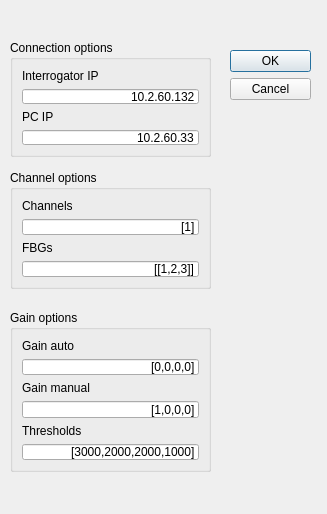
Above: UIs/it_parameters_dialog.ui from IlyaVatnik/AFR_interrogator before the change. Below: the same form after it.
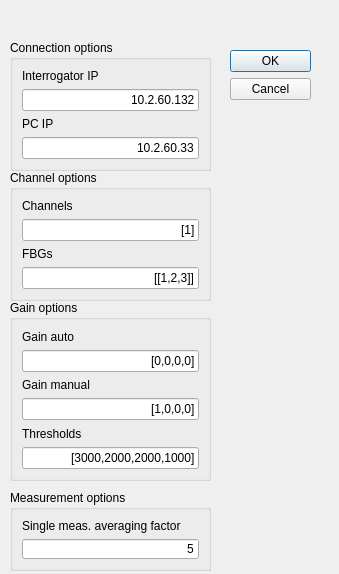
That is the form after the change.

Diff of the .ui file:
```diff
--- a/UIs/it_parameters_dialog.ui
+++ b/UIs/it_parameters_dialog.ui
@@ -6,8 +6,8 @@
    <rect>
     <x>0</x>
     <y>0</y>
-    <width>327</width>
-    <height>514</height>
+    <width>339</width>
+    <height>574</height>
    </rect>
   </property>
   <property name="windowTitle">
@@ -35,7 +35,7 @@
      <x>10</x>
      <y>40</y>
      <width>201</width>
-     <height>117</height>
+     <height>131</height>
     </rect>
    </property>
    <property name="title">
@@ -84,7 +84,7 @@
      <x>10</x>
      <y>170</y>
      <width>201</width>
-     <height>119</height>
+     <height>131</height>
     </rect>
    </property>
    <property name="title">
@@ -135,9 +135,9 @@
    <property name="geometry">
     <rect>
      <x>10</x>
-     <y>310</y>
+     <y>300</y>
      <width>201</width>
-     <height>162</height>
+     <height>181</height>
     </rect>
    </property>
    <property name="title">
@@ -197,6 +197,38 @@
     </item>
    </layout>
   </widget>
+  <widget class="QGroupBox" name="groupBox_4">
+   <property name="geometry">
+    <rect>
+     <x>10</x>
+     <y>490</y>
+     <width>201</width>
+     <height>81</height>
+    </rect>
+   </property>
+   <property name="title">
+    <string>Measurement options</string>
+   </property>
+   <layout class="QVBoxLayout" name="verticalLayout_5">
+    <item>
+     <widget class="QLabel" name="label_32">
+      <property name="text">
+       <string>Single meas. averaging factor</string>
+      </property>
+     </widget>
+    </item>
+    <item>
+     <widget class="QLineEdit" name="lineEdit_">
+      <property name="text">
+       <string>5</string>
+      </property>
+      <property name="alignment">
+       <set>Qt::AlignRight|Qt::AlignTrailing|Qt::AlignVCenter</set>
+      </property>
+     </widget>
+    </item>
+   </layout>
+  </widget>
  </widget>
  <resources/>
  <connections>
```
